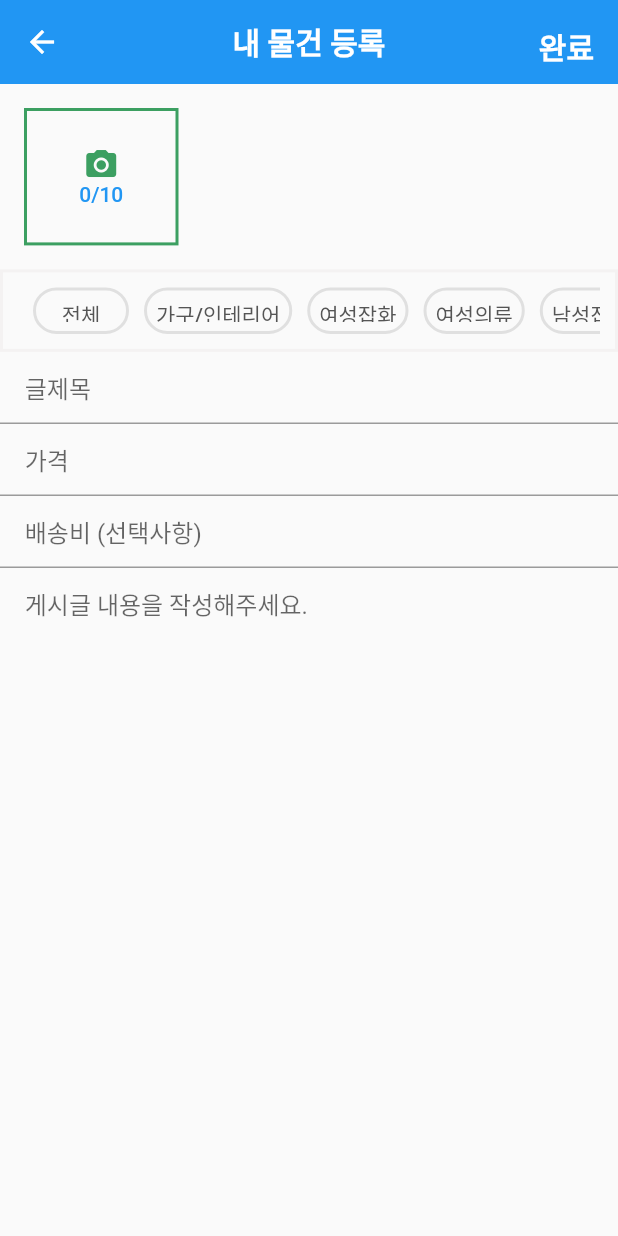
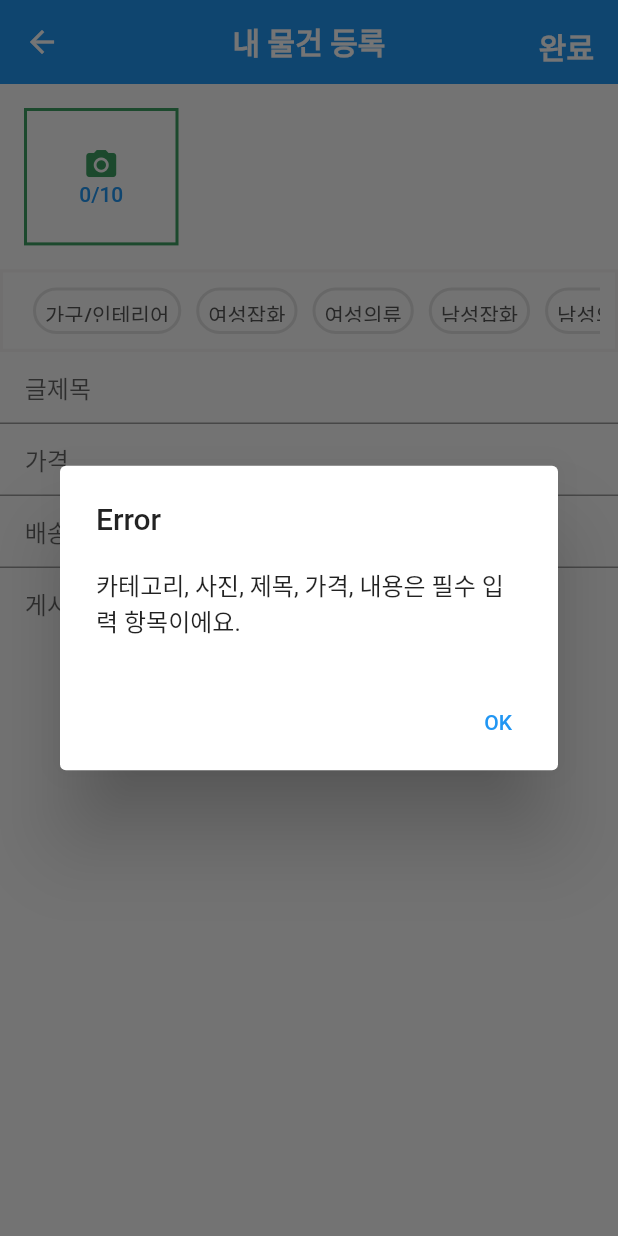
Before and after one commit to hwanny7/Re_Slow, a Flutter app: the CreateArticle screen opened directly, after a tap on "완료", on a phone screen of 412 x 824 dp. Run offline on Flutter 3.47's test engine with Material 2 defaults, Android fonts, the phone set to English and light mode, and no system bars; our stand-ins replace carousel_slider, dio, image_picker, shared_preferences; accounts and stored records are empty; Roboto replaces fonts that are missing (NanumSquare).

```diff
--- a/frontend/lib/pages/market/create_item.dart
+++ b/frontend/lib/pages/market/create_item.dart
@@ -1,7 +1,9 @@
 import 'dart:convert';
 import 'package:dio/dio.dart';
 import 'package:flutter/material.dart';
+import 'package:reslow/pages/market/item_detail.dart';
 import 'package:reslow/utils/dio_client.dart';
+import 'package:reslow/utils/navigator.dart';
 import 'package:reslow/widgets/common/category_tap_bar.dart';
 import 'package:reslow/widgets/common/custom_app_bar.dart';
 import 'package:image_picker/image_picker.dart';
@@ -48,7 +50,6 @@ class _CreateArticleState extends State<CreateArticle> {
 
   void _getCategory(int index) {
     category = index;
-    print(category);
   }
 
   Future<void> _openMultiImagePicker() async {
@@ -66,7 +67,9 @@ class _CreateArticleState extends State<CreateArticle> {
     }
   }
 
-  void fetchData(formData) async {
+  void fetchData(
+    formData,
+  ) async {
     // Perform the HTTP GET request here
     // For example, using the http package
 
@@ -75,7 +78,11 @@ class _CreateArticleState extends State<CreateArticle> {
 
     if (response.statusCode == 200) {
       Map<String, dynamic> jsonData = response.data;
-      print(jsonData);
+      if (jsonData.containsKey('productNo')) {
+        leftToRightNavigator(
+            ItemDetail(itemPk: jsonData['productNo']), context);
+      }
+      // print(jsonData.productNo);
     } else {
       // Handle any errors or display an error message
       print('HTTP request failed with status: ${response.statusCode}');
@@ -94,6 +101,9 @@ class _CreateArticleState extends State<CreateArticle> {
     // if (category) {
 
     //
+    if (category == null) {
+      errorMessage.add('카테고리');
+    }
     if (selectedImages.isEmpty) {
       errorMessage.add('사진');
     }
@@ -110,14 +120,14 @@ class _CreateArticleState extends State<CreateArticle> {
     if (errorMessage.isNotEmpty) {
       String combinedError = errorMessage.join(', ') +
           (errorMessage.last == "카테고리" ? '는 필수 입력 항목이에요.' : '은 필수 입력 항목이에요.');
-      print(combinedError);
+      showErrorModal(context, combinedError);
     } else {
       FormData formData = FormData.fromMap({
-        "category": 1,
+        "category": category! + 1,
         "title": title,
         "price": price,
         "description": description,
-        "deliveryFee": deliveryFee
+        "deliveryFee": deliveryFee.isEmpty ? 0 : deliveryFee
       });
 
       for (var image in selectedImages) {
@@ -131,6 +141,26 @@ class _CreateArticleState extends State<CreateArticle> {
 
       fetchData(formData);
     }
+  }
+
+  void showErrorModal(BuildContext context, String errorMessage) {
+    showDialog(
+      context: context,
+      builder: (BuildContext context) {
+        return AlertDialog(
+          title: Text('Error'),
+          content: Text(errorMessage),
+          actions: <Widget>[
+            TextButton(
+              child: Text('OK'),
+              onPressed: () {
+                Navigator.of(context).pop();
+              },
+            ),
+          ],
+        );
+      },
+    );
   }
 
   @override
--- a/frontend/lib/pages/market/market.dart
+++ b/frontend/lib/pages/market/market.dart
@@ -19,7 +19,7 @@ class _MarketState extends State<Market> {
 
   void _getCategory(int index) {
     category = index;
-    print(category);
+    fetchData();
   }
 
   @override
@@ -34,7 +34,7 @@ class _MarketState extends State<Market> {
     Map<String, dynamic> queryParams = {
       'page': 0,
       'size': 10,
-      'category': '',
+      'category': category == 0 ? '' : category,
       'keyword': '',
     };
     Response response =
--- a/frontend/lib/widgets/common/category_tap_bar.dart
+++ b/frontend/lib/widgets/common/category_tap_bar.dart
@@ -24,8 +24,11 @@ class _CategoryTapBarState extends State<CategoryTapBar> {
   void initState() {
     super.initState();
     scrollController = ScrollController();
+    selectedIndex = widget.initNumber;
+    if (selectedIndex != null) {
+      categories.insert(0, '전체');
+    }
     containerKeys = generateContainerKeys();
-    selectedIndex = widget.initNumber;
   }
 
   List<GlobalKey> generateContainerKeys() {
@@ -43,7 +46,6 @@ class _CategoryTapBarState extends State<CategoryTapBar> {
   }
 
   final List<String> categories = [
-    '전체',
     '가구/인테리어',
     '여성잡화',
     '여성의류',
```
Also changed, not shown: frontend/lib/pages/knowhow/knowhow.dart (+0 -11 lines), frontend/lib/pages/market/item_detail.dart (+18 -1 lines).
